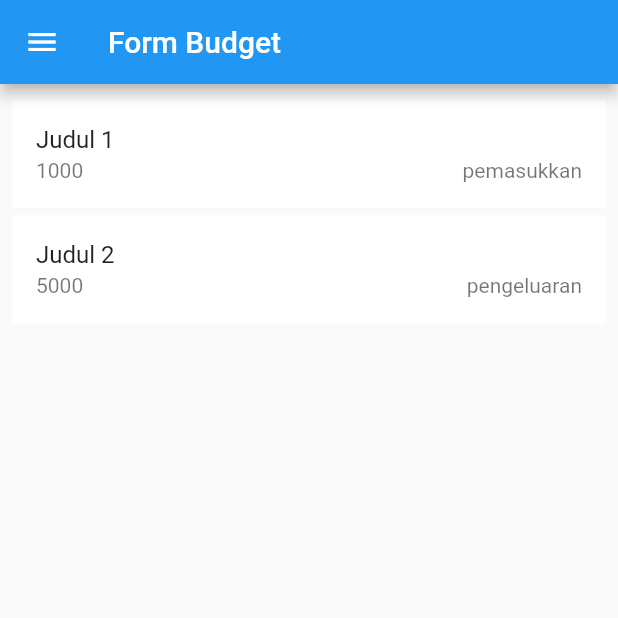
After one commit to naufalweise/pbp-flutter-lab, a Flutter app: the DataBudgetPage screen opened directly, on a phone screen of 412 x 824 dp, the top half of it. The commit adds this screen. Run offline on Flutter 3.47's test engine with Material 2 defaults, Android fonts, the phone set to English and light mode, and no system bars.

Commit message:
Add data budget page

```diff
--- a/counter_7/lib/menu/app_menu.dart
+++ b/counter_7/lib/menu/app_menu.dart
@@ -1,4 +1,6 @@
+import 'package:counter_7/models/budget.dart';
 import 'package:counter_7/pages/add_budget_page.dart';
+import 'package:counter_7/pages/data_budget_page.dart';
 import 'package:flutter/material.dart';
 
 import 'package:counter_7/pages/counter_page.dart';
@@ -31,6 +33,11 @@ class AppMenu extends StatelessWidget {
           ),
           ListTile(
             title: const Text("Data Budget"),
+            onTap: () {
+              Navigator.of(context).push(
+                MaterialPageRoute(builder: (context) =>  DataBudgetPage(budgets: [Budget(judul: "Judul 1", nominal: 1000, type: BudgetType.pemasukkan), Budget(judul: "Judul 2", nominal: 5000, type: BudgetType.pengeluaran)]))
+              );
+            },
           ),
         ],
       ),
--- a/counter_7/lib/pages/add_budget_page.dart
+++ b/counter_7/lib/pages/add_budget_page.dart
@@ -30,7 +30,7 @@ class _AddBudgetPageState extends State<AddBudgetPage> {
                 Padding(
                   padding: const EdgeInsets.all(8.0),
                   child: TextFormField(
-                    decoration: InputDecoration(
+                    decoration: const InputDecoration(
                       labelText: "Judul",
                       border: OutlineInputBorder(),
                     ),
@@ -39,7 +39,7 @@ class _AddBudgetPageState extends State<AddBudgetPage> {
                 Padding(
                   padding: const EdgeInsets.all(8.0),
                   child: TextFormField(
-                    decoration: InputDecoration(
+                    decoration: const InputDecoration(
                       labelText: "Nominal",
                       border: OutlineInputBorder(),
                     ),
@@ -53,7 +53,7 @@ class _AddBudgetPageState extends State<AddBudgetPage> {
                         return DropdownMenuItem<BudgetType>(
                             value: type, child: Text(type.name));
                       }).toList(),
-                      decoration: InputDecoration(
+                      decoration: const InputDecoration(
                         labelText: "Jenis",
                         border: OutlineInputBorder(),
                       ),
--- /dev/null
+++ b/counter_7/lib/pages/data_budget_page.dart
@@ -0,0 +1,45 @@
+import 'package:flutter/material.dart';
+import 'package:counter_7/models/budget.dart';
+
+import '../menu/app_menu.dart';
+
+class DataBudgetPage extends StatelessWidget {
+  const DataBudgetPage({super.key, required this.budgets});
+
+  final List<Budget> budgets;
+
+  @override
+  Widget build(BuildContext context) {
+    return Scaffold(
+        appBar: AppBar(
+          title: Text("Form Budget"),
+        ),
+        drawer: AppMenu(),
+        body: ListView.builder(
+            padding: const EdgeInsets.all(8.0),
+            itemCount: budgets.length,
+            itemBuilder: (BuildContext context, int index) {
+              return _BudgetDescription(budget: budgets[index]);
+            }));
+  }
+}
+
+class _BudgetDescription extends StatelessWidget {
+  const _BudgetDescription({super.key, required this.budget});
+
+  final Budget budget;
+
+  @override
+  Widget build(BuildContext context) {
+    return Padding(
+      padding: const EdgeInsets.symmetric(vertical: 2.5),
+      child: ListTile(
+          title: Text(budget.judul),
+          tileColor: Colors.white,
+          subtitle: Row(
+            mainAxisAlignment: MainAxisAlignment.spaceBetween,
+            children: [Text("${budget.nominal}"), Text(budget.type.name)],
+          )),
+    );
+  }
+}
```
Also changed, not shown: counter_7/lib/pages/data_budget.dart (deleted).
